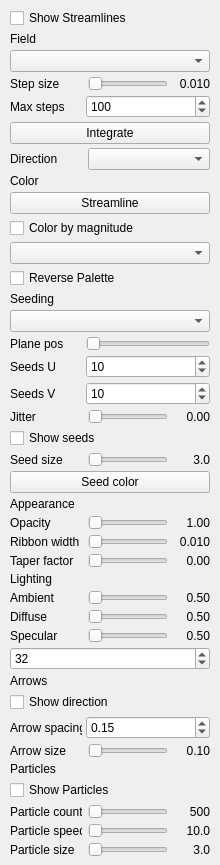
Qt form src/ui/streamlines_page.ui (thermeng/SciRender) before a commit.
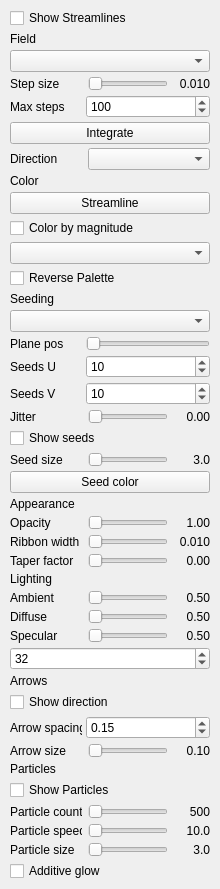
The same form after that commit.

Commit message: feat: particle visual improvements

Diff of the .ui file:
```diff
--- a/src/ui/streamlines_page.ui
+++ b/src/ui/streamlines_page.ui
@@ -781,6 +781,13 @@
         </layout>
        </widget>
       </item>
+       <item>
+        <widget class="QCheckBox" name="particleAdditiveCb">
+         <property name="text">
+          <string>Additive glow</string>
+         </property>
+        </widget>
+       </item>
      </layout>
     </widget>
    </item>
```
Lines whose indentation alone changed are shown as unchanged. The commit also changes 10 other files.
